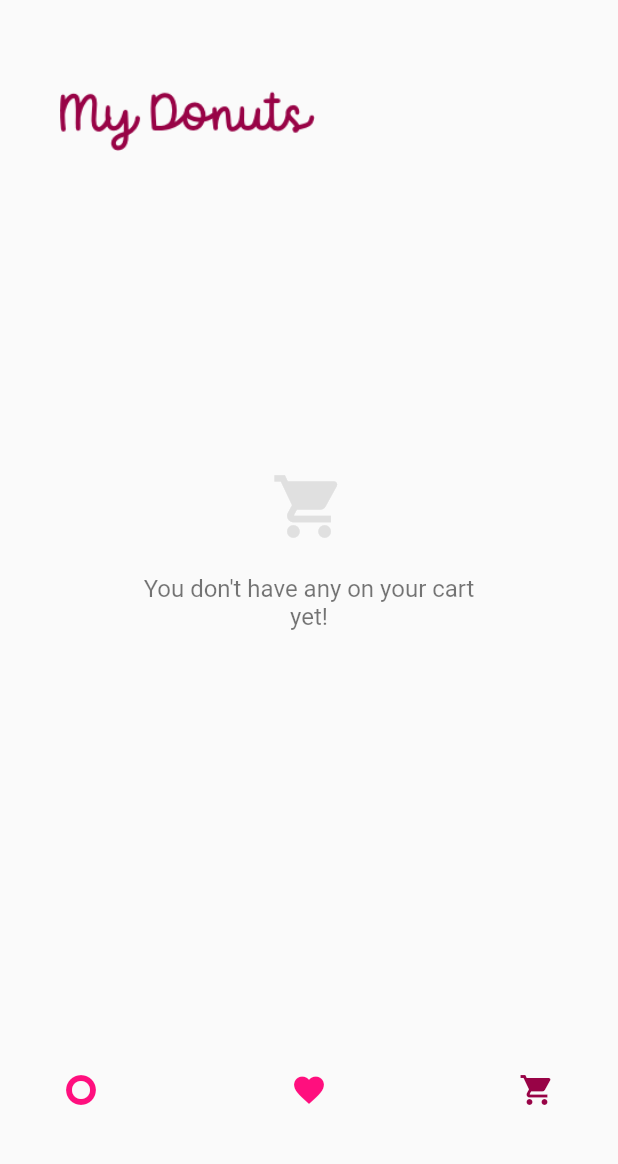
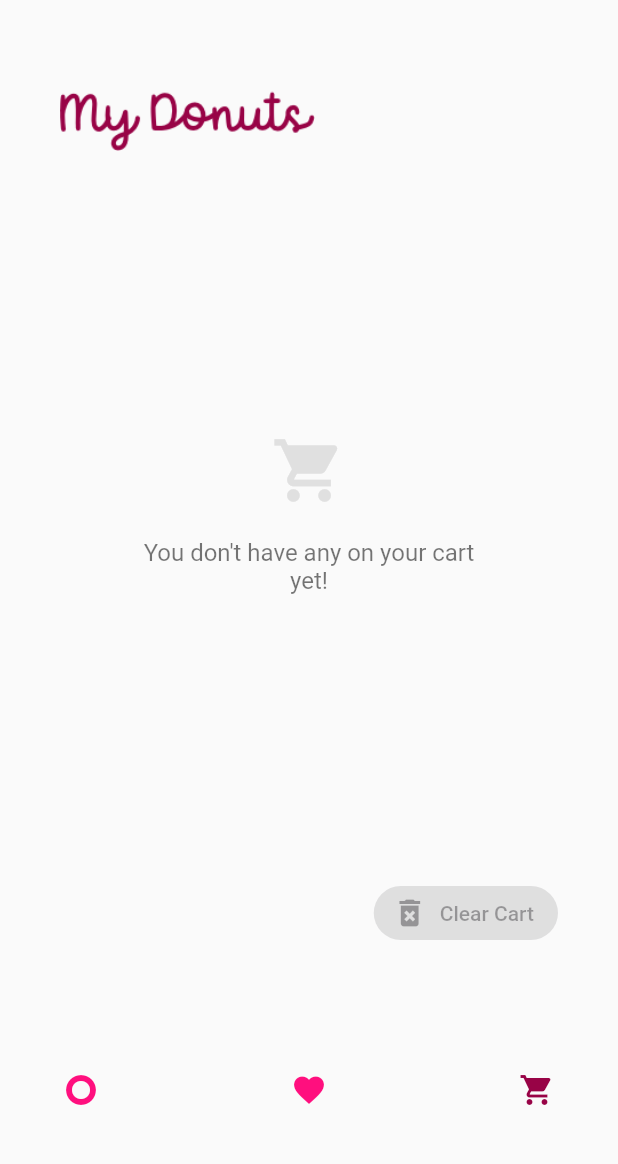
Before and after one commit to eliascreates/romans-donut-shop, a Flutter app: the screen it shows after launch, item 3 of the bottom bar chosen, on a phone screen of 412 x 824 dp, the part 65-1229 px from its top. Run offline on Flutter 3.47's test engine with Material 2 defaults, Android fonts, the phone set to English and light mode, and no system bars.

Commit message:
Add Clear Cart functionality to Shopping Cart Page

```diff
--- a/lib/presentation/pages/donut_shopping_cart_page.dart
+++ b/lib/presentation/pages/donut_shopping_cart_page.dart
@@ -84,6 +84,49 @@ class _DonutShoppingCartPageState extends State<DonutShoppingCartPage>
               },
             ),
           ),
+          Consumer<DonutShoppingCartService>(
+            builder: (context, cartService, state) {
+              final totalPrice = cartService.getTotalCartPrice();
+              final isCartEmpty = cartService.cartDonuts.isEmpty;
+
+              return Row(
+                mainAxisAlignment: MainAxisAlignment.spaceBetween,
+                crossAxisAlignment: CrossAxisAlignment.end,
+                children: [
+                  cartService.cartDonuts.isEmpty
+                      ? const SizedBox()
+                      : Column(
+                          crossAxisAlignment: CrossAxisAlignment.start,
+                          children: [
+                            const Text(
+                              'Total',
+                              style: TextStyle(color: AppColors.mainDarkColor),
+                            ),
+                            Text(
+                              "R${totalPrice.toStringAsFixed(2)}",
+                              style: textTheme.headlineSmall?.copyWith(
+                                color: AppColors.mainDarkColor,
+                                fontWeight: FontWeight.bold,
+                              ),
+                            ),
+                          ],
+                        ),
+                  ElevatedButton.icon(
+                    onPressed:
+                        isCartEmpty ? null : () => cartService.clearDonutCart(),
+                    style: ElevatedButton.styleFrom(
+                      foregroundColor: AppColors.mainDarkColor,
+                      backgroundColor: AppColors.mainlightDarkColor,
+                      elevation: 0,
+                      shape: const StadiumBorder(),
+                    ),
+                    icon: const Icon(Icons.delete_forever),
+                    label: const Text('Clear Cart'),
+                  )
+                ],
+              );
+            },
+          )
         ],
       ),
     );
--- a/lib/presentation/widgets/donut_shopping_list.dart
+++ b/lib/presentation/widgets/donut_shopping_list.dart
@@ -18,6 +18,7 @@ class _DonutShoppingListState extends State<DonutShoppingList> {
   Widget build(BuildContext context) {
     return ListView.builder(
       itemCount: widget.donutCart.length,
+      physics: const BouncingScrollPhysics(),
       itemBuilder: (context, index) {
         final currentDonut = widget.donutCart[index];
 
```
